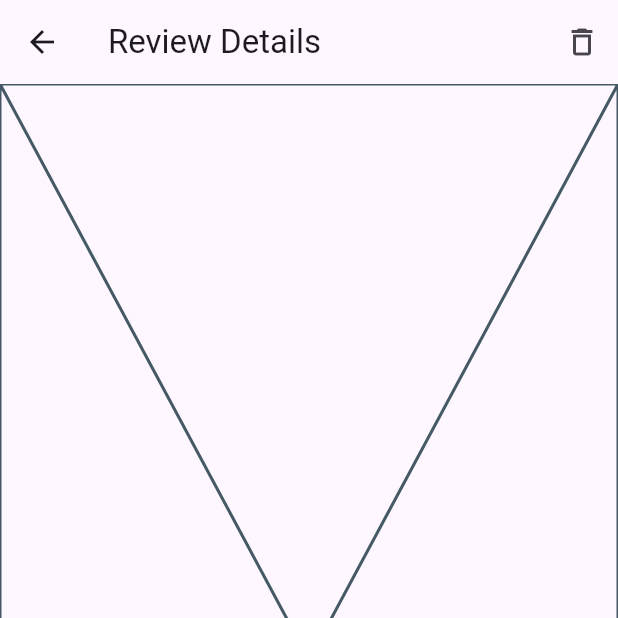
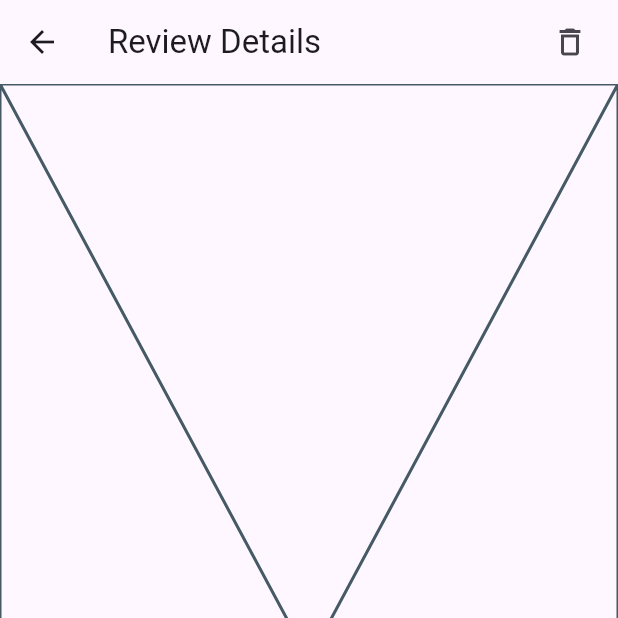
Before and after one commit to matteusgui/film_review_app, a Flutter app: the screen it shows after launch, after a tap on an icon or button, on a phone screen of 412 x 824 dp, the top half of it. Run offline on Flutter 3.47's test engine with Material 3 defaults, Android fonts, the phone set to English and light mode, and no system bars; our stand-ins replace equatable; generated files the repository leaves out were written again.

Commit message:
Insertion of a padding on the delete action button on the details page

```diff
--- a/lib/modules/screens/details.dart
+++ b/lib/modules/screens/details.dart
@@ -20,11 +20,14 @@ class _ReviewDetailsState extends State<ReviewDetails> {
         }, icon: const Icon(Icons.arrow_back)),
         title: Text(AppLocalizations.of(context)!.reviewDetails),
         actions: [
-          IconButton(
-              onPressed: () {
-                Navigator.pop(context);
-              },
-              icon: const Icon(Icons.delete_outline))
+          Padding(
+            padding: const EdgeInsets.only(right: 8.0),
+            child: IconButton(
+                onPressed: () {
+                  Navigator.pop(context);
+                },
+                icon: const Icon(Icons.delete_outline)),
+          )
         ],
       ),
       body: const Placeholder(),
```
